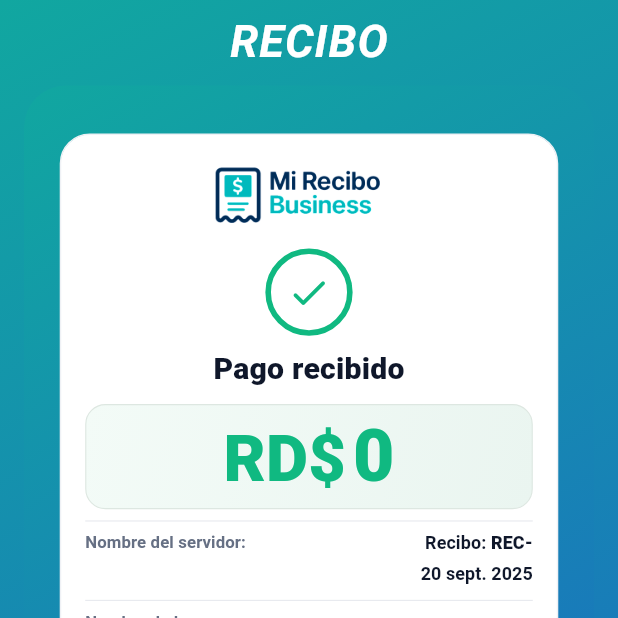
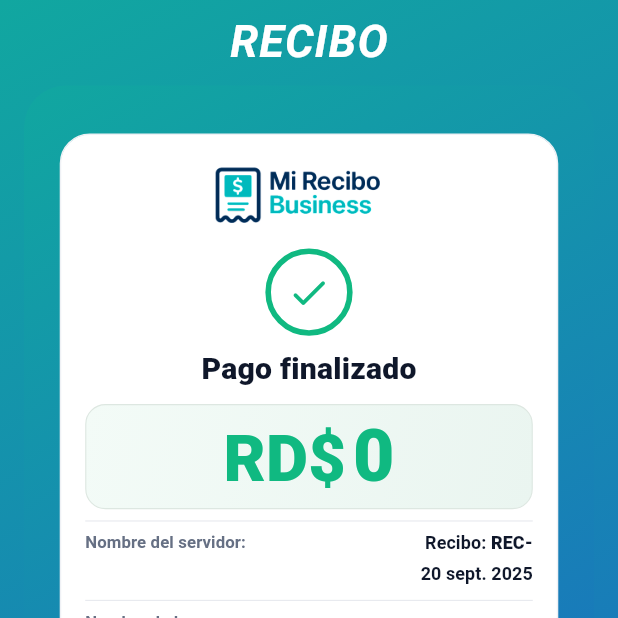
Before and after one commit to Luis2Sosa/mi_recibo_business, a Flutter app: the ReciboScreen screen opened directly with empty values, on a phone screen of 412 x 824 dp, the top half of it. Run offline on Flutter 3.47's test engine with Material 3 defaults, Android fonts, the phone set to English and light mode, and no system bars; our stand-ins replace cloud_firestore, firebase_auth, firebase_core, google_fonts, google_sign_in, pdf and 1 more; missing offline and left inert: flutter_file_dialog; accounts and stored records are empty; Roboto replaces fonts that are missing (Playfair).

Commit message:
Recibo: agrega lógica de Pago finalizado cuando saldoActual = 0

```diff
--- a/lib/ui/recibo_screen.dart
+++ b/lib/ui/recibo_screen.dart
@@ -629,8 +629,14 @@ class _ReceiptContent extends StatelessWidget {
 
             Padding(
               padding: cfg.titleMargin,
-              child: Center(child: Text('Pago recibido', style: cfg.recibidoTitleStyle)),
+              child: Center(
+                child: Text(
+                  saldoActual == 0 ? 'Pago finalizado' : 'Pago recibido',
+                  style: cfg.recibidoTitleStyle,
+                ),
+              ),
             ),
+
 
             // Panel del monto
             Container(
```
